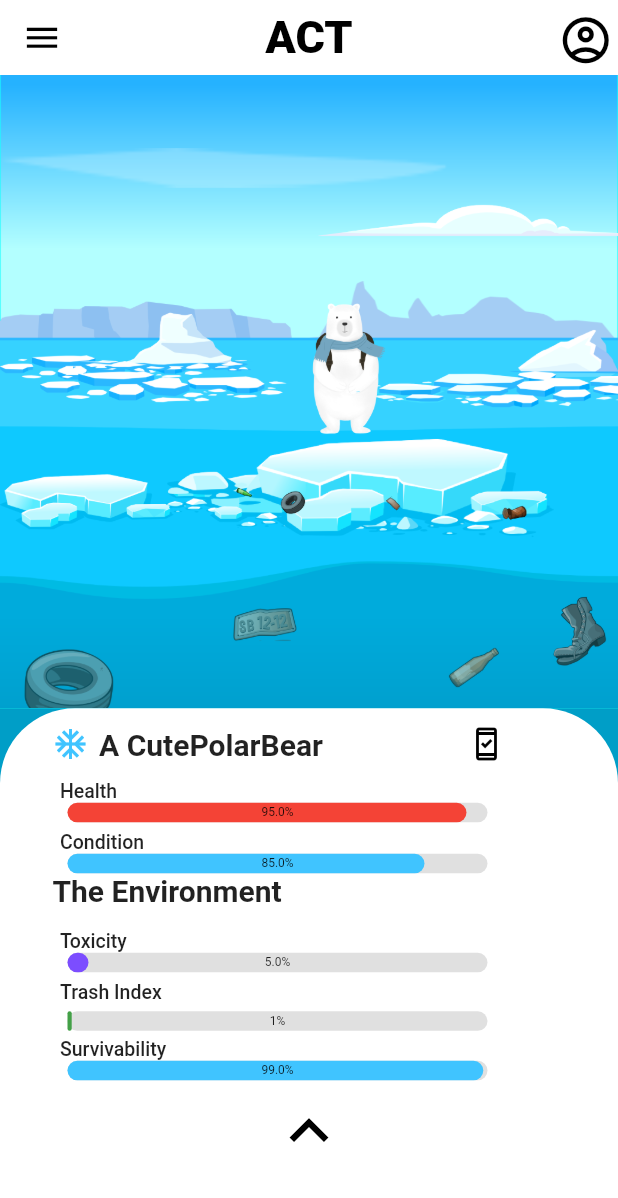
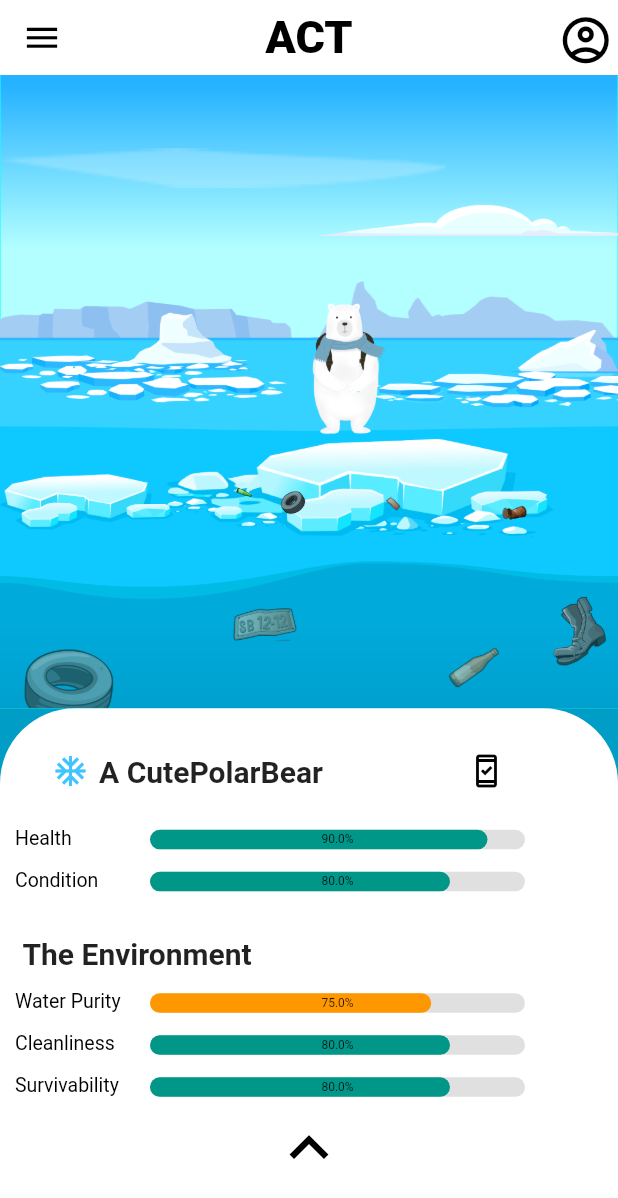
Before and after one commit to jeremychow99/google-ignite-project, a Flutter app: the screen it shows after launch, on a phone screen of 412 x 824 dp. Shown: the top 1198 px of the screen. Run offline on Flutter 3.47's test engine with Material 2 defaults, Android fonts, the phone set to English and light mode, and no system bars; drawn by our look-alikes of percent_indicator.

Commit message:
Change statistics bar formatting

```diff
--- a/draftapp/lib/screens/game_environment.dart
+++ b/draftapp/lib/screens/game_environment.dart
@@ -6,6 +6,7 @@ const Map<String, Color> myColors = {
   "primary": Color.fromRGBO(0, 158, 199, 1)
 };
 
+// Main environment build upon myAppBar() and _Body()
 class GameEnvironment extends StatelessWidget {
    const GameEnvironment({Key? key}) : super(key: key);
 
@@ -103,7 +104,6 @@ Widget buildMenuItems(BuildContext context) => Container(
       ListTile(
         leading: const Icon(Icons.checklist_rounded),
         title: const Text("Daily Tasks"),
-        // TODO ROUTE TO JEREMY'S TODO LIST
         onTap: () {Navigator.of(context).push(MaterialPageRoute(builder: (context) => const ToDoList()));},
       ),
       const Divider(color: Colors.black54,),
@@ -180,11 +180,10 @@ class _Body extends StatelessWidget {
                 crossAxisAlignment: CrossAxisAlignment.start,
                 children: <Widget>[
                   Padding(
-                    padding: const EdgeInsets.fromLTRB(35, 0, 0, 0),
+                      padding: const EdgeInsets.fromLTRB(35, 18, 0, 0),
                       child: Row(
                         // crossAxisAlignment: CrossAxisAlignment.start,
                         mainAxisAlignment: MainAxisAlignment.start,
-                      // crossAxisAlignment : CrossAxisAlignment.center,
                         children: <Widget>[
                           const Icon(
                             Icons.ac_unit,
@@ -193,21 +192,21 @@ class _Body extends StatelessWidget {
                           const SizedBox(width: 7,),
                           const Text(
                             'A CutePolarBear',
-                          style: TextStyle(
-                            fontWeight: FontWeight.bold,
-                            fontSize: 20,
+                            style: TextStyle(fontWeight: FontWeight.bold, fontSize: 20,
                             ),
-                          textAlign: TextAlign.left,
                           ),
                           const SizedBox(width: 85,),
                           IconButton(
-                          onPressed: () {showDialog(
+                            onPressed: () {
+                              showDialog(
                                 context: context,
-                                  builder: (context) => AlertDialog(
+                                builder: (context) =>
+                                    AlertDialog(
                                       title: const Text("#TODO"),
-                                  content: const  Text("#TODO content"),
+                                      content: const Text("#TODO content"),
                                       shape: const RoundedRectangleBorder(
-                                      borderRadius: BorderRadius.all(Radius.circular(10))
+                                          borderRadius: BorderRadius.all(
+                                              Radius.circular(10))
                                       ),
                                       actions: [
                                         TextButton(
@@ -225,56 +224,84 @@ class _Body extends StatelessWidget {
                         ],
                       )
                   ),
-                  const Padding(
-                    padding: EdgeInsets.fromLTRB(40, 0, 0, 0),
+                  Padding(
+                      padding: const EdgeInsets.fromLTRB(10, 15, 0, 0),
+                      child: Row(
+                        mainAxisAlignment: MainAxisAlignment.start,
+                        children: <Widget>[
+                          Container(
+                            width: 80,
+                            height: 13.0,
+                            decoration: BoxDecoration(
+                              borderRadius: BorderRadius.circular(24.0),
+                              color: Colors.white,
+                            ),
+                            child: const SizedBox(
                               child: Text(
                                 'Health',
                                 style: TextStyle(
                                   fontSize: 13,
-                        fontWeight: FontWeight.w500,
+                                  color: Colors.black,
+                                  height: 1,
                                 ),
                               ),
                             ),
-                  Padding(
-                    padding: const EdgeInsets.fromLTRB(35, 0, 0, 0),
-                    child: LinearPercentIndicator(
-                      width: 300,
+                          ),
+                          LinearPercentIndicator(
+                            width: 270,
                             lineHeight: 13,
-                      percent: 0.95,
-                      center: const Text('95.0%',style: TextStyle(fontSize: 8),),
+                            percent: 0.90,
+                            center: const Text('90.0%', style: TextStyle(fontSize: 8),),
                             linearStrokeCap: LinearStrokeCap.roundAll,
-                      progressColor: Colors.red,
+                            progressColor: calculateBackgroundColor(value: 0.9),
                             backgroundColor: Colors.grey[300],
                             animation: true,
                             animationDuration: 1500,
                           ),
+                        ],
+                      )
                   ),
-                  const Padding(
-                    padding: EdgeInsets.fromLTRB(40, 6, 0, 0),
+                  Padding(
+                      padding: const EdgeInsets.fromLTRB(10, 15, 0, 0),
+                      child: Row(
+                        mainAxisAlignment: MainAxisAlignment.start,
+                        children: <Widget>[
+                          Container(
+                            width: 80.0,
+                            height: 13.0,
+                            decoration: BoxDecoration(
+                              borderRadius: BorderRadius.circular(24.0),
+                              color: Colors.white,
+                            ),
+                            child: const SizedBox(
                               child: Text(
                                 'Condition',
                                 style: TextStyle(
                                   fontSize: 13,
-                        fontWeight: FontWeight.w500,
+                                  color: Colors.black,
+                                  height: 1,
                                 ),
                               ),
                             ),
-                  Padding(
-                    padding: const EdgeInsets.fromLTRB(35, 0, 35, 0),
-                    child: LinearPercentIndicator(
-                      width: 300,
+                          ),
+
+                          LinearPercentIndicator(
+                            width: 270,
                             lineHeight: 13,
-                      percent: 0.85,
-                      center: const Text('85.0%',style: TextStyle(fontSize: 8),),
+                            percent: 0.80,
+                            center: const Text('80.0%', style: TextStyle(fontSize: 8),),
                             linearStrokeCap: LinearStrokeCap.roundAll,
-                      progressColor: Colors.lightBlueAccent,
+                            progressColor: calculateBackgroundColor(value: 0.8),
                             backgroundColor: Colors.grey[300],
                             animation: true,
                             animationDuration: 1500,
                           ),
+                        ],
+                      )
                   ),
+
                   const Padding(
-                    padding: EdgeInsets.fromLTRB(35, 0, 0, 0),
+                    padding: EdgeInsets.fromLTRB(15, 30, 0, 0),
                     child: Text(
                       'The Environment',
                       style: TextStyle(
@@ -283,77 +310,115 @@ class _Body extends StatelessWidget {
                       ),
                     ),
                   ),
-                  const Padding(
-                    padding: EdgeInsets.fromLTRB(40, 15, 0, 0),
+                  Padding(
+                      padding: const EdgeInsets.fromLTRB(10, 15, 0, 0),
+                      child: Row(
+                        mainAxisAlignment: MainAxisAlignment.start,
+                        children: <Widget>[
+                          Container(
+                            width: 80.0,
+                            height: 13.0,
+                            decoration: BoxDecoration(
+                              borderRadius: BorderRadius.circular(24.0),
+                              color: Colors.white,
+                            ),
+                            child: const SizedBox(
                               child: Text(
-                      'Toxicity',
+                                'Water Purity',
                                 style: TextStyle(
                                   fontSize: 13,
-                        fontWeight: FontWeight.w500,
+                                  color: Colors.black,
+                                  height: 1,
                                 ),
                               ),
                             ),
-                  Padding(
-                    padding: const EdgeInsets.fromLTRB(35, 0, 35, 0),
-                    child: LinearPercentIndicator(
-                      width: 300,
+                          ),
+                          LinearPercentIndicator(
+                            width: 270,
                             lineHeight: 13,
-                      percent: 0.05,
-                      center: const Text('5.0%',style: TextStyle(fontSize: 8),),
+                            percent: 0.75,
+                            center: const Text('75.0%', style: TextStyle(fontSize: 8),),
                             linearStrokeCap: LinearStrokeCap.roundAll,
-                      progressColor: Colors.deepPurpleAccent,
+                            progressColor: calculateBackgroundColor(value: 0.75),
                             backgroundColor: Colors.grey[300],
                             animation: true,
                             animationDuration: 1500,
                           ),
+                        ],
+                      )
                   ),
-                  const Padding(
-                    padding: EdgeInsets.fromLTRB(40, 6, 0, 0),
+                  Padding(
+                      padding: const EdgeInsets.fromLTRB(10, 15, 0, 0),
+                      child: Row(
+                        mainAxisAlignment: MainAxisAlignment.start,
+                        children: <Widget>[Container(
+                          width: 80.0,
+                          height: 13,
+                          decoration: BoxDecoration(
+                            borderRadius: BorderRadius.circular(24.0),
+                            color: Colors.white,
+                          ),
+                          child: const SizedBox(
                             child: Text(
-                      'Trash Index',
+                              'Cleanliness',
                               style: TextStyle(
                                 fontSize: 13,
-                        fontWeight: FontWeight.w500,
+                                color: Colors.black,
+                                height: 1,
                               ),
                             ),
                           ),
-                  Padding(
-                    padding: const EdgeInsets.fromLTRB(35, 5, 35, 0),
-                    child: LinearPercentIndicator(
-                      width: 300,
+                        ),
+                          LinearPercentIndicator(
+                            width: 270,
                             lineHeight: 13,
-                      percent: 0.01,
-                      center: const Text('1%',style: TextStyle(fontSize: 8),),
+                            percent: 0.80,
+                            center: const Text('80.0%', style: TextStyle(fontSize: 8),),
                             linearStrokeCap: LinearStrokeCap.roundAll,
-                      progressColor: Colors.green[600],
+                            progressColor: calculateBackgroundColor(value: 0.8),
                             backgroundColor: Colors.grey[300],
                             animation: true,
                             animationDuration: 1500,
                           ),
+                        ],
+                      )
                   ),
-                  const Padding(
-                    padding: EdgeInsets.fromLTRB(40, 5, 0, 0),
+                  Padding(
+                      padding: const EdgeInsets.fromLTRB(10, 15, 0, 0),
+                      child: Row(
+                        mainAxisAlignment: MainAxisAlignment.start,
+                        children: <Widget>[Container(
+                          width: 80.0,
+                          height: 13.0,
+                          decoration: BoxDecoration(
+                            borderRadius: BorderRadius.circular(24.0),
+                            color: Colors.white,
+                          ),
+                          child: const SizedBox(
                             child: Text(
                               'Survivability',
                               style: TextStyle(
                                 fontSize: 13,
-                        fontWeight: FontWeight.w500,
+                                color: Colors.black,
+                                height: 1,
                               ),
                             ),
                           ),
-                  Padding(
-                    padding: const EdgeInsets.fromLTRB(35, 0, 35, 0),
-                    child: LinearPercentIndicator(
-                      width: 300,
+                        ),
+
+                          LinearPercentIndicator(
+                            width: 270,
                             lineHeight: 13,
-                      percent: 0.99,
-                      center: const Text('99.0%',style: TextStyle(fontSize: 8),),
+                            percent: 0.80,
+                            center: const Text('80.0%', style: TextStyle(fontSize: 8),),
                             linearStrokeCap: LinearStrokeCap.roundAll,
-                      progressColor: Colors.lightBlueAccent,
+                            progressColor: calculateBackgroundColor(value: 0.8),
                             backgroundColor: Colors.grey[300],
                             animation: true,
                             animationDuration: 1500,
                           ),
+                        ],
+                      )
                   ),
                   SizedBox(
                     width: double.infinity,
@@ -388,3 +453,13 @@ Route _todoListRoute() {
     },
   );
 }
+
+Color calculateBackgroundColor({required double value}) {
+  if (value >= 0.80) {
+    return Colors.teal;
+  } else if (value >= 0.40) {
+    return Colors.orange;
+  } else {
+    return Colors.redAccent;
+  }
+}
```
Lines whose indentation alone changed are shown as unchanged.
